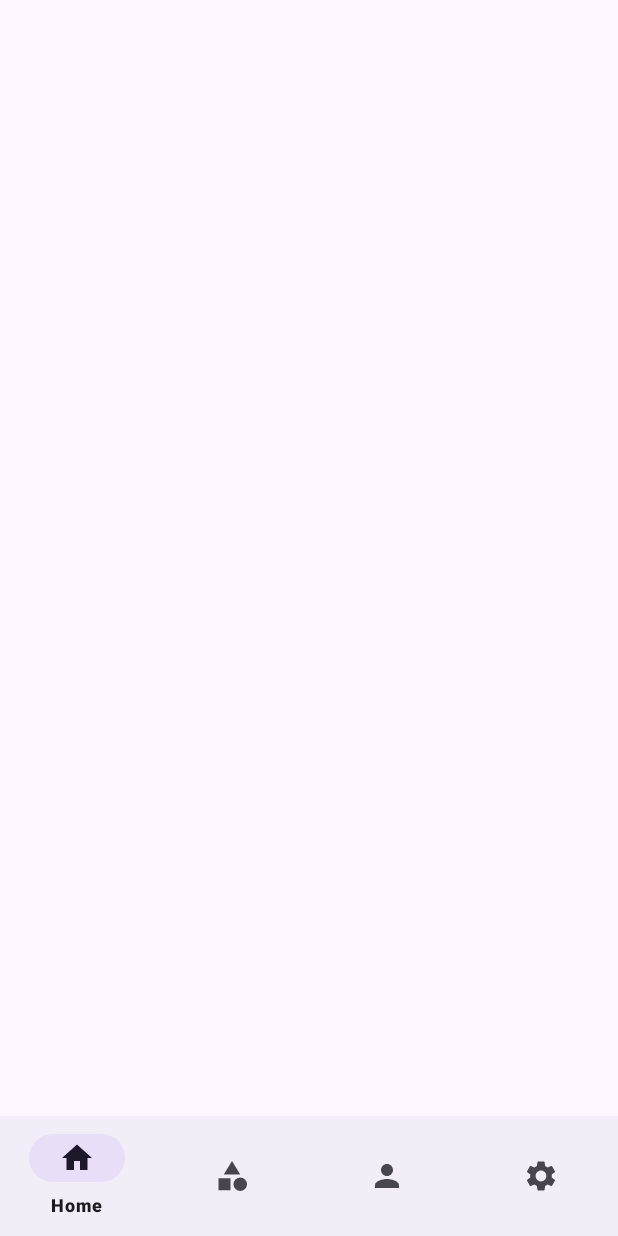
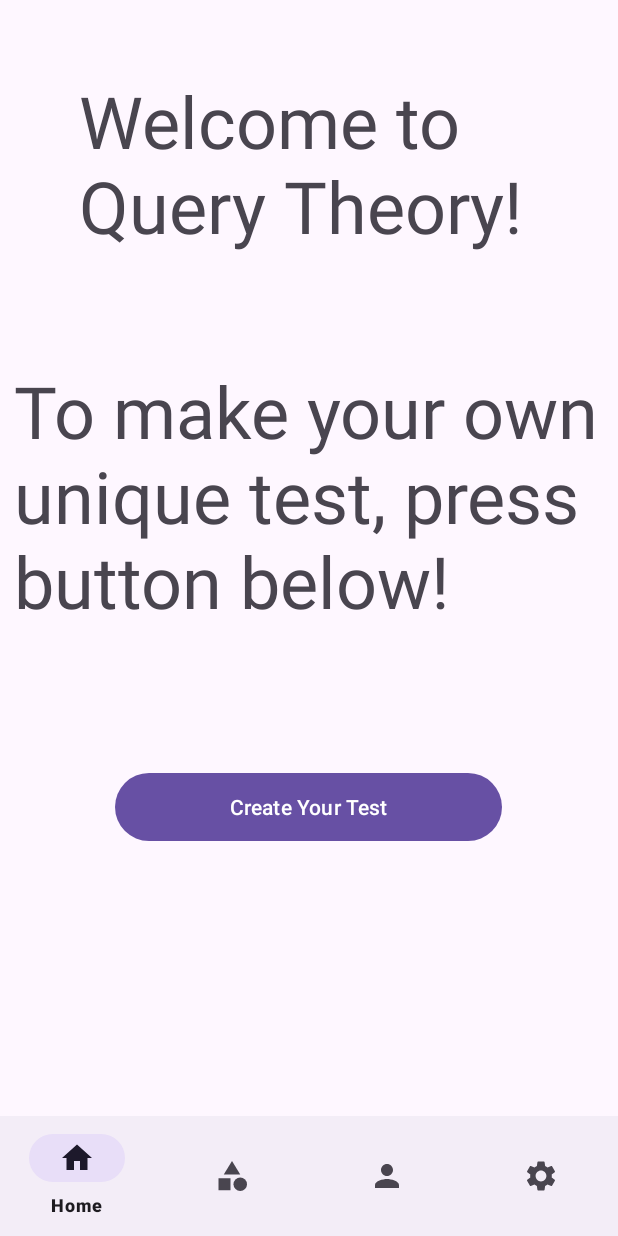
Before and after one commit to Logan-Smarsty/Query-Theory, an Android app: the HomeScreen_Fragment screen opened directly, with no data from a screen before it, on a phone screen of 412 x 824 dp. Run offline under Robolectric (Android 15) with nearby library versions, the phone set to English and light mode, and no system bars.

Commit message:
work in progress

```diff
--- a/app/src/main/java/com/example/iron_deers_query_theory/Fragments/HomeScreen_Fragment.java
+++ b/app/src/main/java/com/example/iron_deers_query_theory/Fragments/HomeScreen_Fragment.java
@@ -1,12 +1,12 @@
 package com.example.iron_deers_query_theory.Fragments;
 
 import android.os.Bundle;
-
-import androidx.fragment.app.Fragment;
-
 import android.view.LayoutInflater;
 import android.view.View;
 import android.view.ViewGroup;
+import android.widget.Button;
+
+import androidx.fragment.app.Fragment;
 
 import com.example.iron_deers_query_theory.R;
 
@@ -21,6 +21,9 @@ public class HomeScreen_Fragment extends Fragment
     // the fragment initialization parameters, e.g. ARG_ITEM_NUMBER
     private static final String ARG_PARAM1 = "param1";
     private static final String ARG_PARAM2 = "param2";
+
+
+    Button maketest;
 
     // TODO: Rename and change types of parameters
     private String mParam1;
@@ -52,10 +55,19 @@ public class HomeScreen_Fragment extends Fragment
     @Override
     public void onCreate(Bundle savedInstanceState) {
         super.onCreate(savedInstanceState);
+
+
+
+
+
         if (getArguments() != null) {
             mParam1 = getArguments().getString(ARG_PARAM1);
             mParam2 = getArguments().getString(ARG_PARAM2);
+
         }
+
+
+
     }
 
     @Override
--- a/app/src/main/res/layout/activity_category_update.xml
+++ b/app/src/main/res/layout/activity_category_update.xml
@@ -13,8 +13,7 @@
         app:layout_constraintBottom_toTopOf="@+id/bottomNavigationView"
         app:layout_constraintEnd_toEndOf="parent"
         app:layout_constraintStart_toStartOf="parent"
-        app:layout_constraintTop_toTopOf="parent">
-    </FrameLayout>
+        app:layout_constraintTop_toTopOf="parent"/>
 
     <com.google.android.material.bottomnavigation.BottomNavigationView
         android:id="@+id/bottomNavigationView"
--- a/app/src/main/res/layout/fragment_home_screen_.xml
+++ b/app/src/main/res/layout/fragment_home_screen_.xml
@@ -1,12 +1,58 @@
 <?xml version="1.0" encoding="utf-8"?>
-<FrameLayout xmlns:android="http://schemas.android.com/apk/res/android"
+<androidx.constraintlayout.widget.ConstraintLayout xmlns:android="http://schemas.android.com/apk/res/android"
+    xmlns:app="http://schemas.android.com/apk/res-auto"
     xmlns:tools="http://schemas.android.com/tools"
+    android:id="@+id/frameLayout"
     android:layout_width="match_parent"
     android:layout_height="match_parent"
     tools:context=".Fragments.HomeScreen_Fragment">
 
     <!-- TODO: Update blank fragment layout -->
+
     <TextView
-        android:layout_width="match_parent"
-        android:layout_height="match_parent" />
-</FrameLayout>
+        android:id="@+id/textView5"
+        android:layout_width="0dp"
+        android:layout_height="0dp"
+        app:layout_constraintBottom_toBottomOf="parent"
+        app:layout_constraintEnd_toEndOf="parent"
+        app:layout_constraintStart_toStartOf="parent"
+        app:layout_constraintTop_toTopOf="parent" />
+
+    <TextView
+        android:id="@+id/textView6"
+        android:layout_width="306dp"
+        android:layout_height="157dp"
+        android:text="Welcome to Query Theory!"
+        android:textSize="@android:dimen/app_icon_size"
+        app:layout_constraintBottom_toBottomOf="@+id/textView5"
+        app:layout_constraintEnd_toEndOf="@+id/textView5"
+        app:layout_constraintHorizontal_bias="0.497"
+        app:layout_constraintStart_toStartOf="parent"
+        app:layout_constraintTop_toTopOf="parent"
+        app:layout_constraintVertical_bias="0.082" />
+
+    <TextView
+        android:id="@+id/textView7"
+        android:layout_width="394dp"
+        android:layout_height="173dp"
+        android:text="To make your own unique test, press button below!"
+        android:textSize="@android:dimen/app_icon_size"
+        app:layout_constraintBottom_toBottomOf="parent"
+        app:layout_constraintEnd_toEndOf="@+id/textView5"
+        app:layout_constraintStart_toStartOf="parent"
+        app:layout_constraintTop_toTopOf="parent"
+        app:layout_constraintVertical_bias="0.423" />
+
+    <Button
+        android:id="@+id/CYT"
+        android:layout_width="258dp"
+        android:layout_height="53dp"
+        android:text="Create Your Test"
+        app:layout_constraintBottom_toBottomOf="parent"
+        app:layout_constraintEnd_toEndOf="parent"
+        app:layout_constraintHorizontal_bias="0.496"
+        app:layout_constraintStart_toStartOf="parent"
+        app:layout_constraintTop_toTopOf="parent"
+        app:layout_constraintVertical_bias="0.74" />
+
+</androidx.constraintlayout.widget.ConstraintLayout>
```
Also changed, not shown: app/src/main/java/com/example/iron_deers_query_theory/Activities/UserCreatedTest.java (added, +261 -0 lines), app/src/main/res/layout/user_created_test.xml (added, +79 -0 lines).
